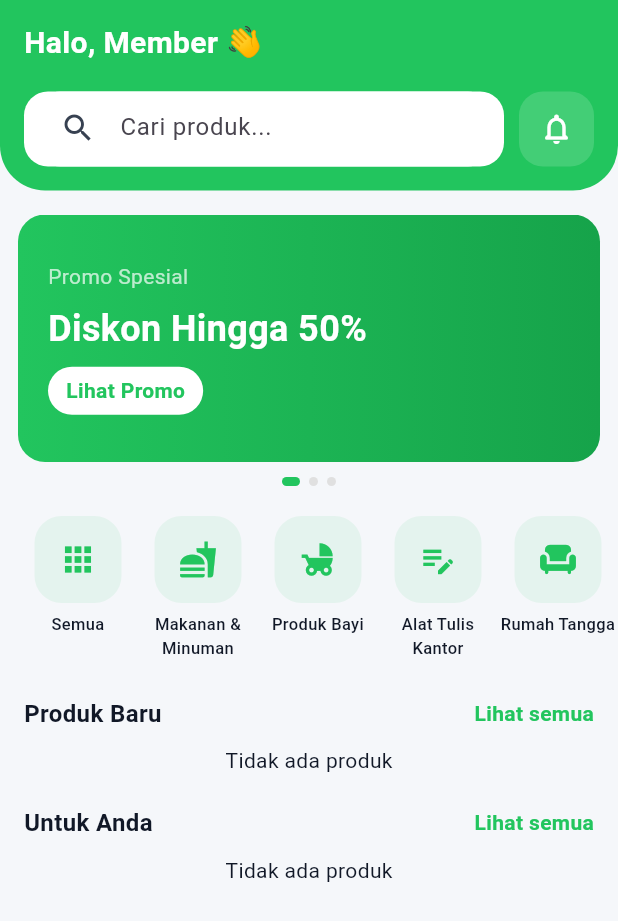
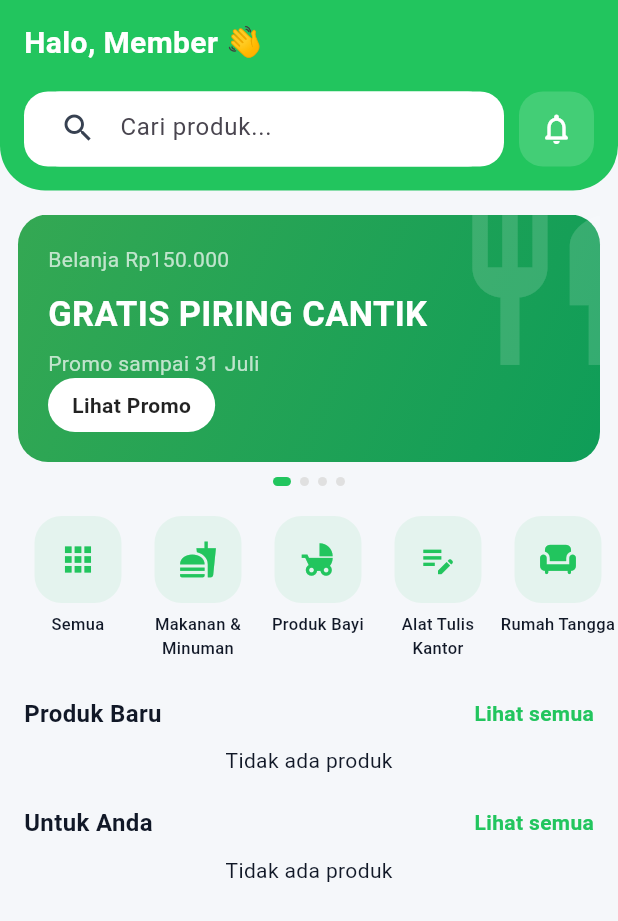
Before and after one commit to nathnia/SENKUKO, a Flutter app: the HomePage screen opened directly, on a phone screen of 412 x 824 dp. Shown: the top 921 px of the screen. Run offline on Flutter 3.47's test engine with Material 3 defaults, Android fonts, the phone set to English and light mode, and no system bars; our stand-ins replace flutter_dotenv, get, get_storage; accounts and stored records are empty; network calls fail.

Commit message:
update banner

```diff
--- a/lib/features/auth/pages/user/home/views/home_page.dart
+++ b/lib/features/auth/pages/user/home/views/home_page.dart
@@ -12,6 +12,7 @@ import 'package:senkuko/features/auth/pages/user/product/services/product_image_
 import 'package:senkuko/features/auth/pages/user/product/views/product_detail_page.dart';
 import 'package:senkuko/features/auth/pages/user/product/views/product_list_page.dart';
 import 'package:senkuko/features/auth/pages/user/promo/views/promo_page.dart';
+import 'package:senkuko/features/auth/pages/user/promo/data/promo_banner_data.dart';
 
 class HomePage extends StatefulWidget {
   const HomePage({super.key});
@@ -251,7 +252,10 @@ class _HomePageState extends State<HomePage> {
                                   setState(() => currentPage = i);
                                 }
                               },
-                              children: [banner(), banner(), banner()],
+                              children: List.generate(
+                                promoBanners.length,
+                                (index) => banner(index),
+                              ),
                             ),
                           ),
 
@@ -260,7 +264,7 @@ class _HomePageState extends State<HomePage> {
                           //DOT
                           Row(
                             mainAxisAlignment: MainAxisAlignment.center,
-                            children: List.generate(3, (i) {
+                            children: List.generate(promoBanners.length, (i) {
                               return AnimatedContainer(
                                 duration: const Duration(milliseconds: 300),
                                 margin: const EdgeInsets.symmetric(
@@ -546,49 +550,76 @@ class _HomePageState extends State<HomePage> {
   }
 
   //BANNER PRO
-  Widget banner() {
+  Widget banner(int index) {
+  final promo = promoBanners[index];
+
   return GestureDetector(
     onTap: () {
-        if (mounted) {
       Get.to(() => const PromoPage());
-        }
     },
     child: Container(
       margin: const EdgeInsets.symmetric(horizontal: 12),
       decoration: BoxDecoration(
-          gradient: const LinearGradient(
-            colors: [AppColors.primary, AppColors.primaryDark],
+        gradient: LinearGradient(
+          colors: promo.colors,
+          begin: Alignment.topLeft,
+          end: Alignment.bottomRight,
         ),
-          borderRadius: BorderRadius.circular(18),
+        borderRadius: BorderRadius.circular(20),
       ),
-        child: Padding(
+      child: Stack(
+        children: [
+
+          Positioned(
+            right: -20,
+            top: -10,
+            child: Icon(
+              promo.icon,
+              size: 120,
+              color: Colors.white.withOpacity(.15),
+            ),
+          ),
+
+          Padding(
             padding: const EdgeInsets.all(20),
             child: Column(
               crossAxisAlignment: CrossAxisAlignment.start,
-            mainAxisAlignment: MainAxisAlignment.center,
               children: [
-              const Text(
-                "Promo Spesial",
-                style: TextStyle(color: Colors.white70, fontSize: 14),
-              ),
 
-              const SizedBox(height: 8),
-
-              const Text(
-                "Diskon Hingga 50%",
-                style: TextStyle(
-                  color: Colors.white,
-                  fontSize: 24,
-                  fontWeight: FontWeight.bold,
+                Text(
+                  promo.title,
+                  style: const TextStyle(
+                    color: Colors.white70,
+                    fontSize: 14,
                   ),
                 ),
 
-              const SizedBox(height: 8),
+                const SizedBox(height: 10),
+
+                Text(
+                  promo.subtitle,
+                  style: const TextStyle(
+                    color: Colors.white,
+                    fontWeight: FontWeight.bold,
+                    fontSize: 23,
+                  ),
+                ),
+
+                const SizedBox(height: 6),
+
+                Text(
+                  promo.description,
+                  style: const TextStyle(
+                    color: Colors.white70,
+                  ),
+                ),
+
+                const Spacer(),
 
                 Container(
                   padding: const EdgeInsets.symmetric(
-                  horizontal: 12,
-                  vertical: 6,
+                    horizontal: 16,
+                    vertical: 8,
                   ),
                   decoration: BoxDecoration(
                     color: Colors.white,
@@ -597,7 +628,7 @@ class _HomePageState extends State<HomePage> {
                   child: const Text(
                     "Lihat Promo",
                     style: TextStyle(
-                    color: AppColors.primary,
+                      color: Colors.black87,
                       fontWeight: FontWeight.bold,
                     ),
                   ),
@@ -605,6 +636,8 @@ class _HomePageState extends State<HomePage> {
               ],
             ),
           ),
+        ],
+      ),
     ),
   );
   }
--- /dev/null
+++ b/lib/features/auth/pages/user/promo/data/promo_banner_data.dart
@@ -0,0 +1,48 @@
+import 'package:flutter/material.dart';
+import '../models/promo_banner_model.dart';
+
+final List<PromoBannerModel> promoBanners = [
+  PromoBannerModel(
+    title: "Belanja Rp150.000",
+    subtitle: "GRATIS PIRING CANTIK",
+    description: "Promo sampai 31 Juli",
+    icon: Icons.restaurant,
+    colors: [
+      Color(0xff34A853),
+      Color(0xff0F9D58),
+    ],
+  ),
+
+  PromoBannerModel(
+    title: "Beli 2 Aqua",
+    subtitle: "GRATIS 1 AQUA",
+    description: "Selama persediaan masih ada",
+    icon: Icons.local_drink,
+    colors: [
+      Color(0xff4285F4),
+      Color(0xff1A73E8),
+    ],
+  ),
+
+  PromoBannerModel(
+    title: "Paket Hemat",
+    subtitle: "CHITATO + TEH BOTOL",
+    description: "Hemat Rp5.000",
+    icon: Icons.fastfood,
+    colors: [
+      Color(0xffFB8C00),
+      Color(0xffF4511E),
+    ],
+  ),
+
+  PromoBannerModel(
+    title: "Voucher Spesial",
+    subtitle: "VOUCHER10",
+    description: "Potongan Rp10.000",
+    icon: Icons.card_giftcard,
+    colors: [
+      Color(0xff8E24AA),
+      Color(0xff6A1B9A),
+    ],
+  ),
+];
--- /dev/null
+++ b/lib/features/auth/pages/user/promo/models/promo_banner_model.dart
@@ -0,0 +1,17 @@
+import 'package:flutter/material.dart';
+
+class PromoBannerModel {
+  final String title;
+  final String subtitle;
+  final String description;
+  final IconData icon;
+  final List<Color> colors;
+
+  PromoBannerModel({
+    required this.title,
+    required this.subtitle,
+    required this.description,
+    required this.icon,
+    required this.colors,
+  });
+}
```
Also changed, not shown: lib/features/auth/pages/user/promo/models/voucher_model.dart (added), lib/features/auth/pages/user/promo/services/voucher_service.dart (added), lib/features/auth/pages/user/promo/widgets/promo_banner.dart (added), lib/features/auth/pages/user/promo/widgets/voucher_card.dart (added). Lines whose indentation alone changed are shown as unchanged.
